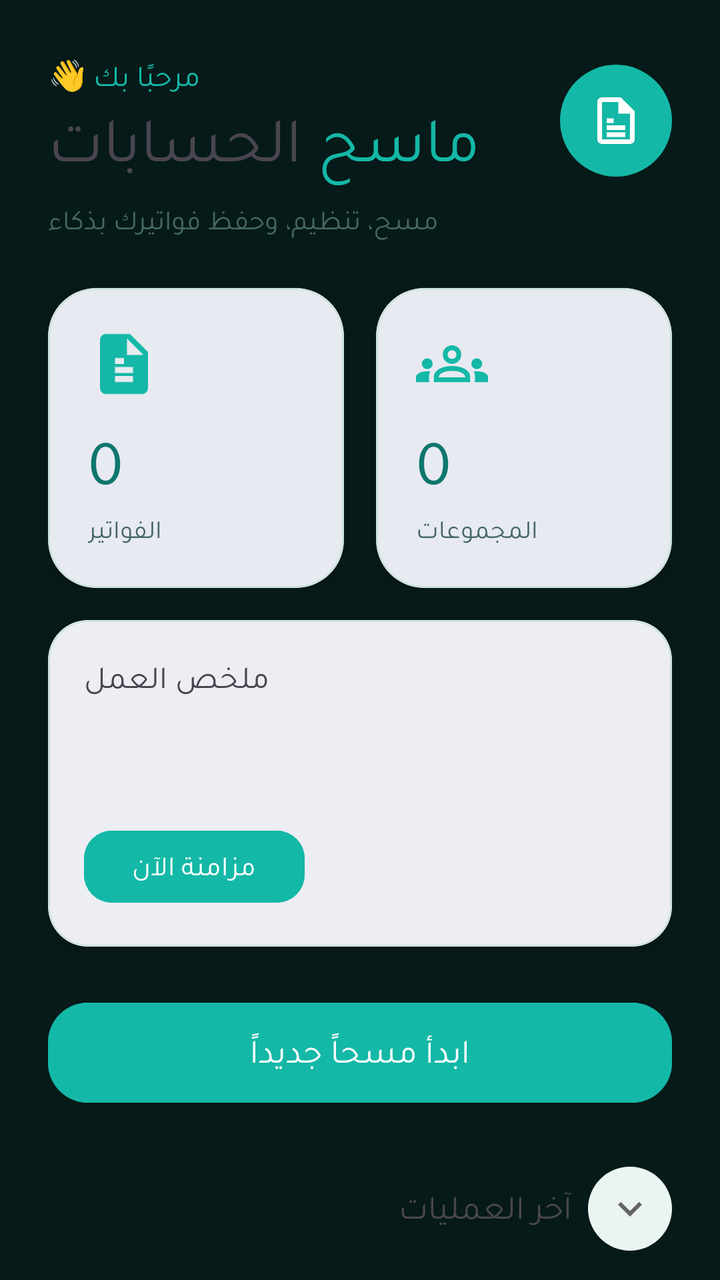
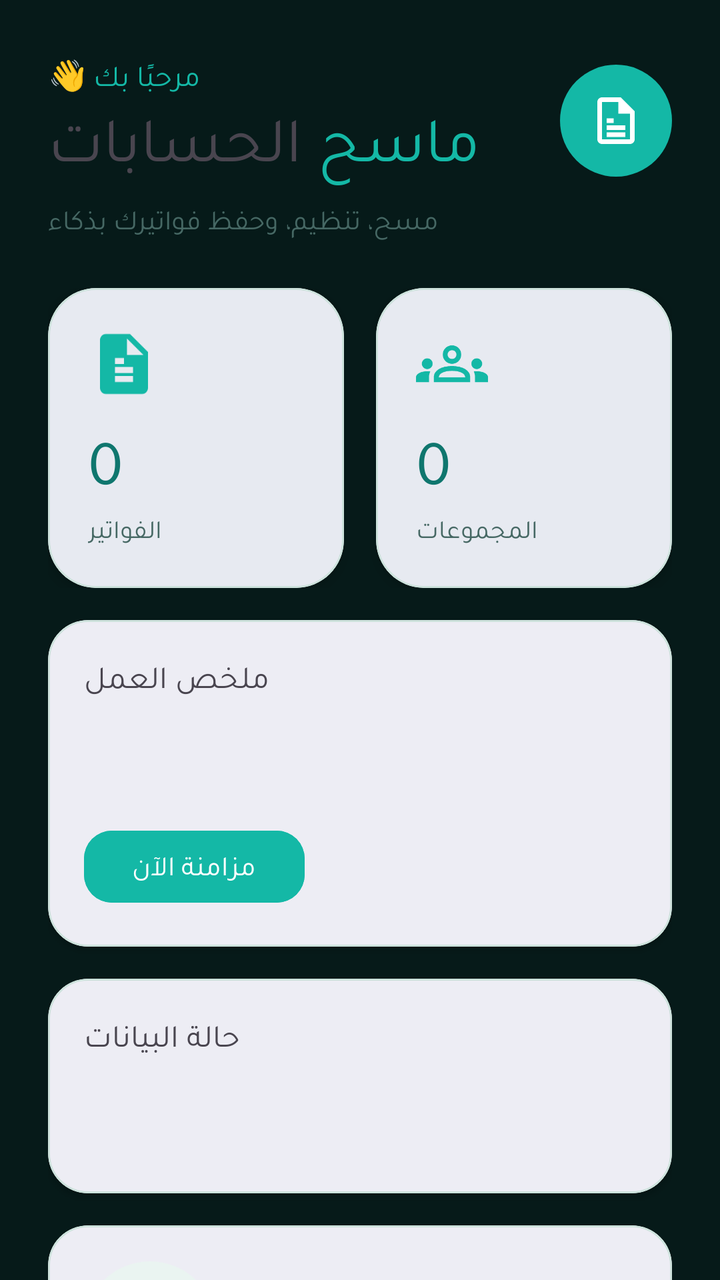

Compare the two renders of this Android layout. The source of the first and the diff that turns it into the second are given below.
<!-- AndroidManifest.xml: application theme Theme.MasahHisabat -->
<!-- res/layout/fragment_home.xml -->
<?xml version="1.0" encoding="utf-8"?>
<androidx.core.widget.NestedScrollView xmlns:android="http://schemas.android.com/apk/res/android"
    xmlns:app="http://schemas.android.com/apk/res-auto"
    android:id="@+id/home_root"
    android:layout_width="match_parent"
    android:layout_height="match_parent"
    android:clipToPadding="false"
    android:paddingBottom="120dp">

    <LinearLayout
        android:layout_width="match_parent"
        android:layout_height="wrap_content"
        android:orientation="vertical"
        android:paddingStart="24dp"
        android:paddingEnd="24dp"
        android:paddingTop="28dp"
        android:paddingBottom="16dp">

        
        <LinearLayout
            android:layout_width="match_parent"
            android:layout_height="wrap_content"
            android:gravity="center_vertical"
            android:orientation="horizontal">
            <LinearLayout
                android:layout_width="0dp"
                android:layout_height="wrap_content"
                android:layout_weight="1"
                android:orientation="vertical">
                <TextView
                    android:id="@+id/greeting"
                    android:layout_width="wrap_content"
                    android:layout_height="wrap_content"
                    android:text="مرحبًا بك 👋"
                    android:textSize="15sp"
                    android:fontFamily="@font/tajawal_medium"
                    android:textColor="@color/accent" />
                <TextView
                    android:id="@+id/title"
                    android:layout_width="wrap_content"
                    android:layout_height="wrap_content"
                    android:text="@string/app_name_title"
                    android:textSize="32sp"
                    android:fontFamily="@font/tajawal_bold"
                    android:letterSpacing="0.01" />
            </LinearLayout>
            <ImageView
                android:id="@+id/welcome_badge"
                android:layout_width="56dp"
                android:layout_height="56dp"
                android:src="@drawable/ic_invoice_new"
                android:background="@drawable/circle_primary"
                android:padding="14dp"
                android:contentDescription="@string/app_name_title" />
        </LinearLayout>

        <TextView
            android:id="@+id/subtitle"
            android:layout_width="wrap_content"
            android:layout_height="wrap_content"
            android:layout_marginTop="8dp"
            android:text="@string/home_subtitle"
            android:textSize="14sp"
            android:fontFamily="@font/tajawal_medium"
            android:textColor="@color/day_text_secondary" />

        
        <LinearLayout
            android:layout_width="match_parent"
            android:layout_height="wrap_content"
            android:layout_marginTop="24dp"
            android:orientation="horizontal">

            <com.google.android.material.card.MaterialCardView
                android:id="@+id/card_invoices"
                android:layout_width="0dp"
                android:layout_height="wrap_content"
                android:layout_weight="1"
                android:layout_marginEnd="8dp"
                app:cardCornerRadius="24dp"
                app:cardElevation="4dp"
                app:strokeWidth="1dp"
                app:strokeColor="@color/day_card_stroke">
                <LinearLayout
                    android:layout_width="match_parent"
                    android:layout_height="wrap_content"
                    android:orientation="vertical"
                    android:padding="20dp">
                    <ImageView
                        android:layout_width="36dp"
                        android:layout_height="36dp"
                        android:src="@drawable/ic_invoice"
                        android:tint="@color/accent"
                        android:contentDescription="@string/invoices_count" />
                    <TextView
                        android:id="@+id/invoices_count"
                        android:layout_width="wrap_content"
                        android:layout_height="wrap_content"
                        android:layout_marginTop="10dp"
                        android:text="0"
                        android:textSize="32sp"
                        android:fontFamily="@font/tajawal_bold"
                        android:textColor="@color/primary_dark" />
                    <TextView
                        android:id="@+id/invoices_label"
                        android:layout_width="wrap_content"
                        android:layout_height="wrap_content"
                        android:layout_marginTop="2dp"
                        android:text="@string/invoices_count"
                        android:textSize="13sp"
                        android:textColor="@color/day_text_secondary" />
                </LinearLayout>
            </com.google.android.material.card.MaterialCardView>

            <com.google.android.material.card.MaterialCardView
                android:id="@+id/card_groups"
                android:clickable="true"
                android:focusable="true"
                android:foreground="?attr/selectableItemBackground"
                android:layout_width="0dp"
                android:layout_height="wrap_content"
                android:layout_weight="1"
                android:layout_marginStart="8dp"
                app:cardCornerRadius="24dp"
                app:cardElevation="4dp"
                app:strokeWidth="1dp"
                app:strokeColor="@color/day_card_stroke">
                <LinearLayout
                    android:layout_width="match_parent"
                    android:layout_height="wrap_content"
                    android:orientation="vertical"
                    android:padding="20dp">
                    <ImageView
                        android:layout_width="36dp"
                        android:layout_height="36dp"
                        android:src="@drawable/ic_groups_filled"
                        android:tint="@color/accent"
                        android:contentDescription="@string/groups_count" />
                    <TextView
                        android:id="@+id/groups_count"
                        android:layout_width="wrap_content"
                        android:clickable="true"
                        android:layout_height="wrap_content"
                        android:layout_marginTop="10dp"
                        android:text="0"
                        android:textSize="32sp"
                        android:fontFamily="@font/tajawal_bold"
                        android:textColor="@color/primary_dark" />
                    <TextView
                        android:id="@+id/groups_label"
                        android:layout_width="wrap_content"
                        android:clickable="true"
                        android:layout_height="wrap_content"
                        android:layout_marginTop="2dp"
                        android:text="@string/groups_count"
                        android:textSize="13sp"
                        android:textColor="@color/day_text_secondary" />
                </LinearLayout>
            </com.google.android.material.card.MaterialCardView>
        </LinearLayout>

        
        <com.google.android.material.card.MaterialCardView
            android:id="@+id/dashboard_info_card"
            android:layout_width="match_parent"
            android:layout_height="wrap_content"
            android:layout_marginTop="16dp"
            app:cardCornerRadius="20dp"
            app:cardElevation="2dp"
            app:strokeWidth="1dp"
            app:strokeColor="@color/day_card_stroke">

            <LinearLayout
                android:layout_width="match_parent"
                android:layout_height="wrap_content"
                android:orientation="vertical"
                android:padding="18dp">

                <TextView
                    android:id="@+id/dashboard_title"
                    android:layout_width="wrap_content"
                    android:layout_height="wrap_content"
                    android:text="ملخص العمل"
                    android:textSize="16sp"
                    android:fontFamily="@font/tajawal_bold" />

                <TextView
                    android:id="@+id/dashboard_last_group"
                    android:layout_width="match_parent"
                    android:layout_height="wrap_content"
                    android:layout_marginTop="8dp"
                    android:textSize="14sp"
                    android:fontFamily="@font/tajawal_regular" />

                <TextView
                    android:id="@+id/dashboard_sync_status"
                    android:layout_width="match_parent"
                    android:layout_height="wrap_content"
                    android:layout_marginTop="4dp"
                    android:textSize="13sp"
                    android:fontFamily="@font/tajawal_regular" />

                <com.google.android.material.button.MaterialButton
                    android:id="@+id/btn_quick_sync"
                    android:layout_width="wrap_content"
                    android:layout_height="44dp"
                    android:layout_marginTop="12dp"
                    android:text="مزامنة الآن"
                    android:textSize="14sp"
                    android:fontFamily="@font/tajawal_bold"
                    android:backgroundTint="@color/accent"
                    app:cornerRadius="14dp" />
            </LinearLayout>
        </com.google.android.material.card.MaterialCardView>

        
        <com.google.android.material.button.MaterialButton
            android:id="@+id/btn_start_scan"
            android:layout_width="match_parent"
            android:layout_height="58dp"
            android:layout_marginTop="24dp"
            android:text="@string/start_scan"
            android:textSize="17sp"
            android:fontFamily="@font/tajawal_bold"
            android:backgroundTint="@color/accent"
            app:cornerRadius="20dp"
            app:elevation="6dp"
            android:drawableStart="@drawable/ic_scanner_white"
            android:drawablePadding="8dp" />

        <LinearLayout
            android:id="@+id/recent_header"
            android:layout_width="match_parent"
            android:layout_height="wrap_content"
            android:layout_marginTop="28dp"
            android:gravity="center_vertical">

            <TextView
                android:id="@+id/recent_title"
                android:layout_width="0dp"
                android:layout_height="wrap_content"
                android:layout_weight="1"
                android:text="@string/recent_operations"
                android:textSize="17sp"
                android:fontFamily="@font/tajawal_bold" />

            <ImageView
                android:id="@+id/recent_toggle"
                android:layout_width="42dp"
                android:layout_height="42dp"
                android:padding="9dp"
                android:src="@drawable/ic_chevron_down"
                android:background="@drawable/circle_primary"
                android:backgroundTint="@color/day_surface_high"
                android:layout_marginStart="8dp"
                android:contentDescription="عرض/إخفاء آخر العمليات" />
        </LinearLayout>

        <LinearLayout
            android:id="@+id/recent_panel"
            android:layout_width="match_parent"
            android:layout_height="wrap_content"
            android:orientation="vertical"
            android:visibility="gone">

            <androidx.recyclerview.widget.RecyclerView
                android:id="@+id/recent_list"
                android:layout_width="match_parent"
                android:layout_height="wrap_content"
                android:layout_marginTop="12dp"
                android:visibility="gone" />

            <TextView
                android:id="@+id/recent_empty"
                android:layout_width="match_parent"
                android:layout_height="wrap_content"
                android:layout_marginTop="12dp"
                android:gravity="center"
                android:padding="28dp"
                android:text="@string/no_operations"
                android:background="@drawable/input_bg"
                android:textColor="@color/day_text_secondary"
                android:textSize="14sp" />
        </LinearLayout>
    </LinearLayout>
</androidx.core.widget.NestedScrollView>
<!-- resources referenced by this layout -->
<resources>
  <color name="accent">#14B8A6</color>
  <color name="day_card_stroke">#CDE2DC</color>
  <color name="day_surface_high">#EAF4F1</color>
  <color name="day_text_secondary">#466864</color>
  <color name="primary_dark">#0F766E</color>
  <!-- drawable circle_primary (drawable) -->
  <?xml version="1.0" encoding="utf-8"?>
  <shape xmlns:android="http://schemas.android.com/apk/res/android"
      android:shape="oval">
      <solid android:color="@color/accent" />
  </shape>
  <!-- drawable ic_chevron_down (drawable) -->
  <?xml version="1.0" encoding="utf-8"?>
  <vector xmlns:android="http://schemas.android.com/apk/res/android"
      android:width="24dp" android:height="24dp" android:viewportWidth="24" android:viewportHeight="24">
      <path android:fillColor="#666666"
          android:pathData="M7.41,8.59L12,13.17l4.59,-4.58L18,10l-6,6 -6,-6 1.41,-1.41z"/>
  </vector>
  <!-- drawable ic_invoice (drawable) -->
  <?xml version="1.0" encoding="utf-8"?>
  <vector xmlns:android="http://schemas.android.com/apk/res/android"
      android:width="24dp" android:height="24dp" android:viewportWidth="24" android:viewportHeight="24">
      <path android:fillColor="#4FD1C5"
          android:pathData="M14 2H6c-1.1 0-2 .9-2 2v16c0 1.1.9 2 2 2h12c1.1 0 2-.9 2-2V8l-6-6zm-1 7V3.5L18.5 9H13zm-4 4h6v2H9v-2zm0 3h6v2H9v-2zm0-6h3v2H9v-2z"/>
  </vector>
  <!-- drawable ic_invoice_new (drawable) -->
  <?xml version="1.0" encoding="utf-8"?>
  <vector xmlns:android="http://schemas.android.com/apk/res/android"
      android:width="24dp" android:height="24dp" android:viewportWidth="24" android:viewportHeight="24">
      <path android:fillColor="#FFFFFF"
          android:pathData="M14 2H6c-1.1 0-2 .9-2 2v16c0 1.1.9 2 2 2h12c1.1 0 2-.9 2-2V8l-6-6zM6 20V4h7v5h5v11H6zm2-6h8v2H8v-2zm0 3h8v2H8v-2zm0-6h3v2H8v-2z"/>
  </vector>
  <!-- drawable ic_scanner_white (drawable) -->
  <?xml version="1.0" encoding="utf-8"?>
  <vector xmlns:android="http://schemas.android.com/apk/res/android"
      android:width="28dp" android:height="28dp" android:viewportWidth="24" android:viewportHeight="24">
      <path android:fillColor="#FFFFFF"
          android:pathData="M21 19V5c0-1.1-.9-2-2-2H5c-1.1 0-2 .9-2 2v14c0 1.1.9 2 2 2h14c1.1 0 2-.9 2-2zM8.5 13.5l2.5 3.01L14.5 12l4.5 6H5l3.5-4.5z"/>
  </vector>
  <!-- drawable input_bg (drawable) -->
  <?xml version="1.0" encoding="utf-8"?>
  <shape xmlns:android="http://schemas.android.com/apk/res/android"
      android:shape="rectangle">
      <solid android:color="@color/input_fill" />
      <corners android:radius="18dp" />
      <stroke
          android:width="2dp"
          android:color="@color/input_stroke" />
  </shape>
  <string name="app_name_title"><font color="#14B8A6">ماسح</font> الحسابات</string>
  <string name="groups_count">المجموعات</string>
  <string name="home_subtitle">مسح، تنظيم، وحفظ فواتيرك بذكاء</string>
  <string name="invoices_count">الفواتير</string>
  <string name="no_operations">لا توجد عمليات بعد – ابدأ بمسح أول فاتورة لك</string>
  <string name="recent_operations">آخر العمليات</string>
  <string name="start_scan">ابدأ مسحاً جديداً</string>
  <color name="input_fill">#FFFFFF</color>
  <color name="input_stroke">#77AAA1</color>
  <color name="primary">#0F766E</color>
  <color name="white">#FFFFFF</color>
  <color name="primary_light">#CCFBF1</color>
  <color name="ic_bg">#06252C</color>
  <color name="night_background">#061A19</color>
  <style name="TextStyle" parent="@android:style/Widget.TextView">
          <item name="android:fontFamily">@font/tajawal_regular</item>
      </style>
  <style name="Shape.Small" parent="ShapeAppearance.Material3.SmallComponent">
          <item name="cornerSize">12dp</item>
      </style>
  <style name="Shape.Medium" parent="ShapeAppearance.Material3.MediumComponent">
          <item name="cornerSize">16dp</item>
      </style>
  <style name="Shape.Large" parent="ShapeAppearance.Material3.LargeComponent">
          <item name="cornerSize">28dp</item>
      </style>
</resources>

<!-- the commit's change to res/layout/fragment_home.xml (unified diff, before → after) -->
@@ -214,6 +214,278 @@
         </com.google.android.material.card.MaterialCardView>
 
         
+        <com.google.android.material.card.MaterialCardView
+            android:id="@+id/data_health_card"
+            android:layout_width="match_parent"
+            android:layout_height="wrap_content"
+            android:layout_marginTop="16dp"
+            android:clickable="true"
+            android:focusable="true"
+            android:foreground="?attr/selectableItemBackground"
+            app:cardCornerRadius="20dp"
+            app:cardElevation="2dp"
+            app:strokeWidth="1dp"
+            app:strokeColor="@color/day_card_stroke">
+            <LinearLayout
+                android:layout_width="match_parent"
+                android:layout_height="wrap_content"
+                android:orientation="vertical"
+                android:padding="18dp">
+                <TextView
+                    android:id="@+id/data_health_title"
+                    android:layout_width="wrap_content"
+                    android:layout_height="wrap_content"
+                    android:text="حالة البيانات"
+                    android:textSize="16sp"
+                    android:fontFamily="@font/tajawal_bold" />
+                <TextView
+                    android:id="@+id/data_health_sync"
+                    android:layout_width="match_parent"
+                    android:layout_height="wrap_content"
+                    android:layout_marginTop="8dp"
+                    android:textSize="14sp"
+                    android:fontFamily="@font/tajawal_regular" />
+                <TextView
+                    android:id="@+id/data_health_storage"
+                    android:layout_width="match_parent"
+                    android:layout_height="wrap_content"
+                    android:layout_marginTop="4dp"
+                    android:textSize="13sp"
+                    android:fontFamily="@font/tajawal_regular" />
+            </LinearLayout>
+        </com.google.android.material.card.MaterialCardView>
+
+        
+        <com.google.android.material.card.MaterialCardView
+            android:id="@+id/today_activity_card"
+            android:layout_width="match_parent"
+            android:layout_height="wrap_content"
+            android:layout_marginTop="16dp"
+            app:cardCornerRadius="20dp"
+            app:cardElevation="2dp"
+            app:strokeWidth="1dp"
+            app:strokeColor="@color/day_card_stroke">
+            <LinearLayout
+                android:layout_width="match_parent"
+                android:layout_height="wrap_content"
+                android:gravity="center_vertical"
+                android:orientation="horizontal"
+                android:padding="18dp">
+                <TextView
+                    android:id="@+id/today_activity_count"
+                    android:layout_width="66dp"
+                    android:layout_height="66dp"
+                    android:gravity="center"
+                    android:text="0"
+                    android:textSize="26sp"
+                    android:fontFamily="@font/tajawal_bold"
+                    android:textColor="@color/accent"
+                    android:background="@drawable/circle_primary"
+                    android:backgroundTint="@color/day_surface_high" />
+                <LinearLayout
+                    android:layout_width="0dp"
+                    android:layout_height="wrap_content"
+                    android:layout_weight="1"
+                    android:layout_marginStart="14dp"
+                    android:orientation="vertical">
+                    <TextView
+                        android:id="@+id/today_activity_title"
+                        android:layout_width="wrap_content"
+                        android:layout_height="wrap_content"
+                        android:text="نشاط اليوم"
+                        android:textSize="16sp"
+                        android:fontFamily="@font/tajawal_bold" />
+                    <TextView
+                        android:id="@+id/today_activity_detail"
+                        android:layout_width="match_parent"
+                        android:layout_height="wrap_content"
+                        android:layout_marginTop="4dp"
+                        android:textSize="14sp"
+                        android:fontFamily="@font/tajawal_regular" />
+                </LinearLayout>
+            </LinearLayout>
+        </com.google.android.material.card.MaterialCardView>
+
+        
+        <com.google.android.material.card.MaterialCardView
+            android:id="@+id/alerts_card"
+            android:layout_width="match_parent"
+            android:layout_height="wrap_content"
+            android:layout_marginTop="16dp"
+            app:cardCornerRadius="20dp"
+            app:cardElevation="2dp"
+            app:strokeWidth="1dp"
+            app:strokeColor="@color/day_card_stroke">
+            <LinearLayout
+                android:layout_width="match_parent"
+                android:layout_height="wrap_content"
+                android:orientation="vertical"
+                android:padding="18dp">
+                <TextView
+                    android:id="@+id/alerts_title"
+                    android:layout_width="wrap_content"
+                    android:layout_height="wrap_content"
+                    android:text="تنبيهات البيانات"
+                    android:textSize="16sp"
+                    android:fontFamily="@font/tajawal_bold" />
+                <LinearLayout
+                    android:id="@+id/alerts_container"
+                    android:layout_width="match_parent"
+                    android:layout_height="wrap_content"
+                    android:layout_marginTop="8dp"
+                    android:orientation="vertical" />
+            </LinearLayout>
+        </com.google.android.material.card.MaterialCardView>
+
+        
+        <com.google.android.material.card.MaterialCardView
+            android:id="@+id/continue_card"
+            android:layout_width="match_parent"
+            android:layout_height="wrap_content"
+            android:layout_marginTop="16dp"
+            app:cardCornerRadius="20dp"
+            app:cardElevation="2dp"
+            app:strokeWidth="1dp"
+            app:strokeColor="@color/day_card_stroke">
+            <LinearLayout
+                android:layout_width="match_parent"
+                android:layout_height="wrap_content"
+                android:orientation="vertical"
+                android:padding="18dp">
+                <TextView
+                    android:id="@+id/continue_title"
+                    android:layout_width="wrap_content"
+                    android:layout_height="wrap_content"
+                    android:text="تابع من حيث توقفت"
+                    android:textSize="16sp"
+                    android:fontFamily="@font/tajawal_bold" />
+                <TextView
+                    android:id="@+id/continue_detail"
+                    android:layout_width="match_parent"
+                    android:layout_height="wrap_content"
+                    android:layout_marginTop="6dp"
+                    android:textSize="14sp"
+                    android:fontFamily="@font/tajawal_regular" />
+                <LinearLayout
+                    android:layout_width="match_parent"
+                    android:layout_height="wrap_content"
+                    android:layout_marginTop="12dp"
+                    android:orientation="horizontal">
+                    <com.google.android.material.button.MaterialButton
+                        android:id="@+id/btn_continue_work"
+                        android:layout_width="0dp"
+                        android:layout_height="44dp"
+                        android:layout_weight="1"
+                        android:text="متابعة"
+                        android:fontFamily="@font/tajawal_bold"
+                        android:backgroundTint="@color/primary" />
+                    <com.google.android.material.button.MaterialButton
+                        android:id="@+id/btn_manage_favorites"
+                        android:layout_width="wrap_content"
+                        android:layout_height="44dp"
+                        android:layout_marginStart="8dp"
+                        android:text="المفضلة"
+                        android:fontFamily="@font/tajawal_bold"
+                        android:textColor="@color/primary"
+                        app:strokeColor="@color/primary"
+                        app:strokeWidth="1dp" />
+                </LinearLayout>
+            </LinearLayout>
+        </com.google.android.material.card.MaterialCardView>
+
+        
+        <com.google.android.material.card.MaterialCardView
+            android:id="@+id/quick_actions_card"
+            android:layout_width="match_parent"
+            android:layout_height="wrap_content"
+            android:layout_marginTop="16dp"
+            app:cardCornerRadius="20dp"
+            app:cardElevation="2dp"
+            app:strokeWidth="1dp"
+            app:strokeColor="@color/day_card_stroke">
+            <LinearLayout
+                android:layout_width="match_parent"
+                android:layout_height="wrap_content"
+                android:orientation="vertical"
+                android:padding="18dp">
+                <TextView
+                    android:id="@+id/quick_actions_title"
+                    android:layout_width="wrap_content"
+                    android:layout_height="wrap_content"
+                    android:text="إجراءات سريعة"
+                    android:textSize="16sp"
+                    android:fontFamily="@font/tajawal_bold" />
+                <LinearLayout
+                    android:layout_width="match_parent"
+                    android:layout_height="wrap_content"
+                    android:layout_marginTop="12dp"
+                    android:orientation="horizontal">
+                    <com.google.android.material.button.MaterialButton
+                        android:id="@+id/btn_quick_scan"
+                        android:layout_width="0dp"
+                        android:layout_height="48dp"
+                        android:layout_weight="1"
+                        android:text="مسح جديد"
+                        android:fontFamily="@font/tajawal_bold"
+                        android:backgroundTint="@color/accent" />
+                    <com.google.android.material.button.MaterialButton
+                        android:id="@+id/btn_quick_group"
+                        android:layout_width="0dp"
+                        android:layout_height="48dp"
+                        android:layout_marginStart="8dp"
+                        android:layout_weight="1"
+                        android:text="المجموعات"
+                        android:fontFamily="@font/tajawal_bold"
+                        android:textColor="@color/primary"
+                        app:strokeColor="@color/primary"
+                        app:strokeWidth="1dp" />
+                    <com.google.android.material.button.MaterialButton
+                        android:id="@+id/btn_quick_search"
+                        android:layout_width="0dp"
+                        android:layout_height="48dp"
+                        android:layout_marginStart="8dp"
+                        android:layout_weight="1"
+                        android:text="بحث"
+                        android:fontFamily="@font/tajawal_bold"
+                        android:textColor="@color/primary"
+                        app:strokeColor="@color/primary"
+                        app:strokeWidth="1dp" />
+                </LinearLayout>
+            </LinearLayout>
+        </com.google.android.material.card.MaterialCardView>
+
+        
+        <com.google.android.material.card.MaterialCardView
+            android:id="@+id/favorites_card"
+            android:layout_width="match_parent"
+            android:layout_height="wrap_content"
+            android:layout_marginTop="16dp"
+            app:cardCornerRadius="20dp"
+            app:cardElevation="2dp"
+            app:strokeWidth="1dp"
+            app:strokeColor="@color/day_card_stroke">
+            <LinearLayout
+                android:layout_width="match_parent"
+                android:layout_height="wrap_content"
+                android:orientation="vertical"
+                android:padding="18dp">
+                <TextView
+                    android:id="@+id/favorites_title"
+                    android:layout_width="wrap_content"
+                    android:layout_height="wrap_content"
+                    android:text="المجموعات المفضلة"
+                    android:textSize="16sp"
+                    android:fontFamily="@font/tajawal_bold" />
+                <LinearLayout
+                    android:id="@+id/favorites_container"
+                    android:layout_width="match_parent"
+                    android:layout_height="wrap_content"
+                    android:layout_marginTop="10dp"
+                    android:orientation="vertical" />
+            </LinearLayout>
+        </com.google.android.material.card.MaterialCardView>
+
+        
         <com.google.android.material.button.MaterialButton
             android:id="@+id/btn_start_scan"
             android:layout_width="match_parent"
<!-- resource entries referenced after the edit -->
@@ -4,6 +4,7 @@
   <color name="day_card_stroke">#CDE2DC</color>
   <color name="day_surface_high">#EAF4F1</color>
   <color name="day_text_secondary">#466864</color>
+  <color name="primary">#0F766E</color>
   <color name="primary_dark">#0F766E</color>
   <!-- drawable circle_primary (drawable) -->
   <?xml version="1.0" encoding="utf-8"?>
@@ -58,7 +59,6 @@
   <string name="start_scan">ابدأ مسحاً جديداً</string>
   <color name="input_fill">#FFFFFF</color>
   <color name="input_stroke">#77AAA1</color>
-  <color name="primary">#0F766E</color>
   <color name="white">#FFFFFF</color>
   <color name="primary_light">#CCFBF1</color>
   <color name="ic_bg">#06252C</color>
